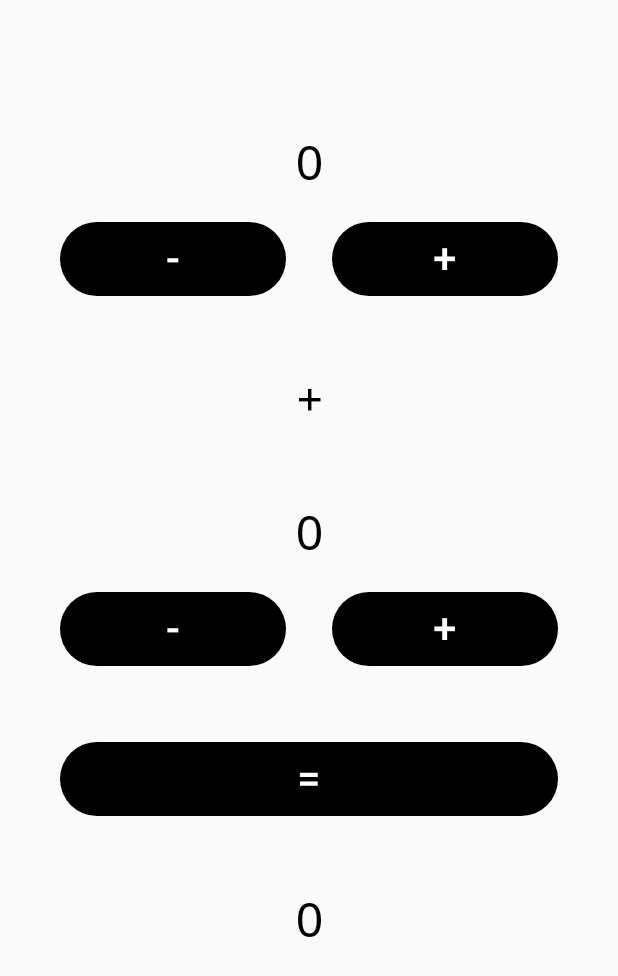
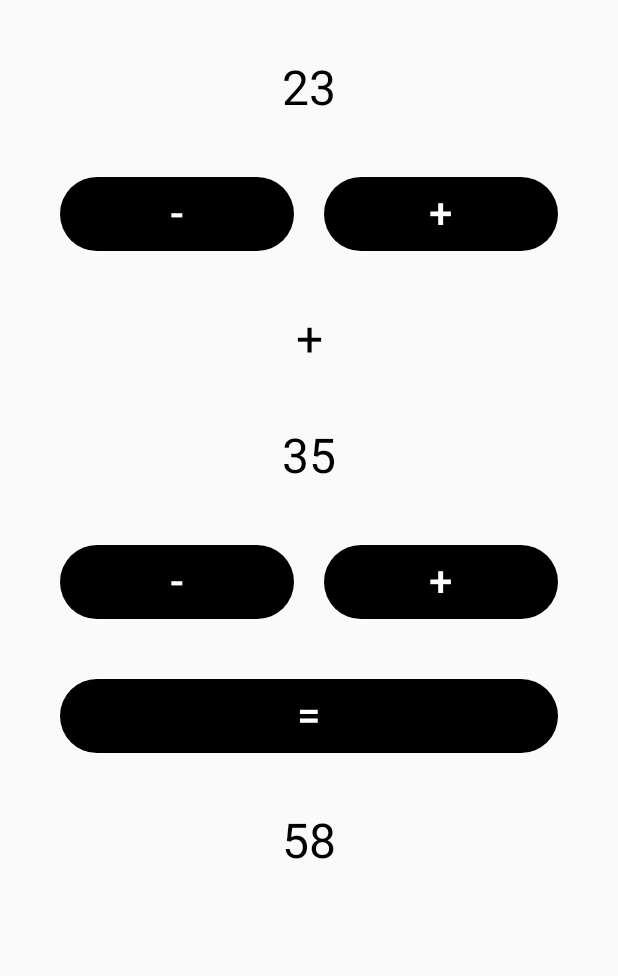
Before and after one commit to lumonces/Practice_Daniil, an Android app built with Jetpack Compose: the screen it shows after launch (MainActivity), on a phone screen of 412 x 824 dp. Shown: the top 976 px of the screen. Run offline under Robolectric (Android 15) with nearby library versions, the phone set to English and light mode, and no system bars.

Commit message:
Functionality for buttons Code optimization

```diff
--- a/app/src/main/java/com/example/myapp/MainActivity.kt
+++ b/app/src/main/java/com/example/myapp/MainActivity.kt
@@ -7,17 +7,22 @@ import androidx.activity.enableEdgeToEdge
 import androidx.compose.foundation.layout.Arrangement
 import androidx.compose.foundation.layout.Column
 import androidx.compose.foundation.layout.Row
-import androidx.compose.foundation.layout.fillMaxHeight
+import androidx.compose.foundation.layout.fillMaxSize
 import androidx.compose.foundation.layout.fillMaxWidth
 import androidx.compose.foundation.layout.padding
+import androidx.compose.foundation.rememberScrollState
+import androidx.compose.foundation.verticalScroll
 import androidx.compose.material3.Button
 import androidx.compose.material3.ButtonDefaults
 import androidx.compose.material3.Text
 import androidx.compose.runtime.Composable
+import androidx.compose.runtime.getValue
+import androidx.compose.runtime.mutableIntStateOf
+import androidx.compose.runtime.remember
+import androidx.compose.runtime.setValue
 import androidx.compose.ui.Alignment
 import androidx.compose.ui.Modifier
 import androidx.compose.ui.graphics.Color
-import androidx.compose.ui.text.font.FontFamily
 import androidx.compose.ui.unit.dp
 import androidx.compose.ui.unit.sp
 
@@ -26,140 +31,75 @@ class MainActivity : ComponentActivity() {
         super.onCreate(savedInstanceState)
         enableEdgeToEdge()
         setContent {
-            Column(
-                modifier = Modifier
-                    .fillMaxWidth()
-                    .fillMaxHeight()
-                    .padding(start = 40.dp, end = 40.dp, top = 50.dp, bottom = 50.dp),
-                horizontalAlignment = Alignment.CenterHorizontally,
-            )
-            {
-                AddFirstTerm()
-                AddFirstButtons()
-                AddPlus()
-                AddSecondTerm()
-                AddSecondButtons()
-                AddEqual()
-                AddResult()
+            Content(modifier = Modifier.padding(40.dp))
         }
     }
 }
+@Composable
+fun Content(modifier: Modifier) {
+    val stateFirstTerm = remember { mutableIntStateOf(23) }
+    val stateSecondTerm = remember { mutableIntStateOf(35) }
+    val stateResult = remember { mutableIntStateOf(stateFirstTerm.intValue + stateSecondTerm.intValue) }
+
+    Column(
+        modifier = modifier
+            .fillMaxSize()
+            .verticalScroll(rememberScrollState()),
+        verticalArrangement = Arrangement.spacedBy(40.dp),
+        horizontalAlignment = Alignment.CenterHorizontally
+    ) {
+        MyText(text = stateFirstTerm.intValue.toString())
+
+        Row(
+            modifier = Modifier.fillMaxWidth(),
+            verticalAlignment = Alignment.CenterVertically,
+            horizontalArrangement = Arrangement.spacedBy(20.dp)
+        ) {
+            MyButton(text = "-", modifier = Modifier.weight(1.0f)) {
+                stateFirstTerm.intValue -= 1
             }
-
-@Composable
-fun AddFirstTerm() {
-    Row (
-        modifier = Modifier.padding(top = 40.dp, bottom = 20.dp)
-    ) {
-        Text(text = "0", fontSize = 32.sp, fontFamily = FontFamily.Monospace)
+            MyButton(text = "+", modifier = Modifier.weight(1.0f)) {
+                stateFirstTerm.intValue += 1
             }
         }
 
-@Composable
-fun AddFirstButtons() {
-    Row (
-        modifier = Modifier
-            .padding(bottom = 25.dp)
-            .fillMaxWidth(),
-        horizontalArrangement = Arrangement.SpaceBetween
+        MyText(text = "+")
+
+        MyText(text = stateSecondTerm.intValue.toString())
+
+        Row(
+            modifier = Modifier.fillMaxWidth(),
+            verticalAlignment = Alignment.CenterVertically,
+            horizontalArrangement = Arrangement.spacedBy(20.dp)
         ) {
-        Button (
-            onClick = {},
-            colors = ButtonDefaults.buttonColors(
-                containerColor = Color.Black,
-                contentColor = Color.White
-            ),
-            modifier = Modifier.weight(1f).padding(end = 15.dp)
-        ) {
-            Text("-", fontSize = 28.sp)
+            MyButton(text = "-", modifier = Modifier.weight(1.0f)) {
+                stateSecondTerm.intValue -= 1
             }
-
-        Button (
-            onClick = {},
-            colors = ButtonDefaults.buttonColors(
-                containerColor = Color.Black,
-                contentColor = Color.White
-            ),
-            modifier = Modifier.weight(1f).padding(start = 15.dp)
-        ) {
-            Text("+", fontSize = 28.sp)
-        }
+            MyButton(text = "+", modifier = Modifier.weight(1.0f)) {
+                stateSecondTerm.intValue += 1
             }
         }
 
-@Composable
-fun AddPlus() {
-    Row (
-        modifier = Modifier.padding(top = 25.dp, bottom = 25.dp)
-    ) {
-        Text(text = "+", fontSize = 32.sp, fontFamily = FontFamily.Monospace)
+        MyButton(text = "=", modifier = Modifier.fillMaxWidth()) {
+            stateResult.intValue = stateFirstTerm.intValue + stateSecondTerm.intValue
+        }
+
+        MyText(text = stateResult.intValue.toString())
     }
 }
-
 @Composable
-fun AddSecondTerm() {
-    Row (
-        modifier = Modifier.padding(top = 25.dp, bottom = 20.dp)
+fun MyButton(modifier: Modifier = Modifier, text: String, onClick: () -> Unit) {
+    Button(
+        onClick = onClick,
+        colors = ButtonDefaults.buttonColors(
+            containerColor = Color.Black,
+            contentColor = Color.White),
+        modifier = modifier
     ) {
-        Text(text = "0", fontSize = 32.sp, fontFamily = FontFamily.Monospace)
+        Text(text, fontSize = 28.sp)
     }
 }
-
 @Composable
-fun AddSecondButtons() {
-    Row (
-        modifier = Modifier
-            .padding(bottom = 25.dp)
-            .fillMaxWidth(),
-        horizontalArrangement = Arrangement.SpaceBetween
-    ) {
-        Button (
-            onClick = {},
-            colors = ButtonDefaults.buttonColors(
-                containerColor = Color.Black,
-                contentColor = Color.White
-            ),
-            modifier = Modifier.weight(1f).padding(end = 15.dp)
-        ) {
-            Text("-", fontSize = 28.sp)
+fun MyText(text: String) {
+    Text(text = text, fontSize = 32.sp)
 }
-
-        Button (
-            onClick = {},
-            colors = ButtonDefaults.buttonColors(
-                containerColor = Color.Black,
-                contentColor = Color.White
-            ),
-            modifier = Modifier.weight(1f).padding(start = 15.dp)
-        ) {
-            Text("+", fontSize = 28.sp)
-        }
-    }
-}
-
-@Composable
-fun AddEqual() {
-    Row (
-        modifier = Modifier.padding(top = 25.dp, bottom = 25.dp)
-    ) {
-        Button (
-            onClick = {},
-            colors = ButtonDefaults.buttonColors(
-                containerColor = Color.Black,
-                contentColor = Color.White
-            ),
-            modifier = Modifier.fillMaxWidth()
-        ) {
-            Text("=", fontSize = 28.sp)
-        }
-    }
-}
-
-@Composable
-fun AddResult() {
-    Row (
-        modifier = Modifier.padding(top = 25.dp)
-    ) {
-        Text(text = "0", fontSize = 32.sp, fontFamily = FontFamily.Monospace)
-    }
-}
```
Lines whose indentation alone changed are shown as unchanged.
